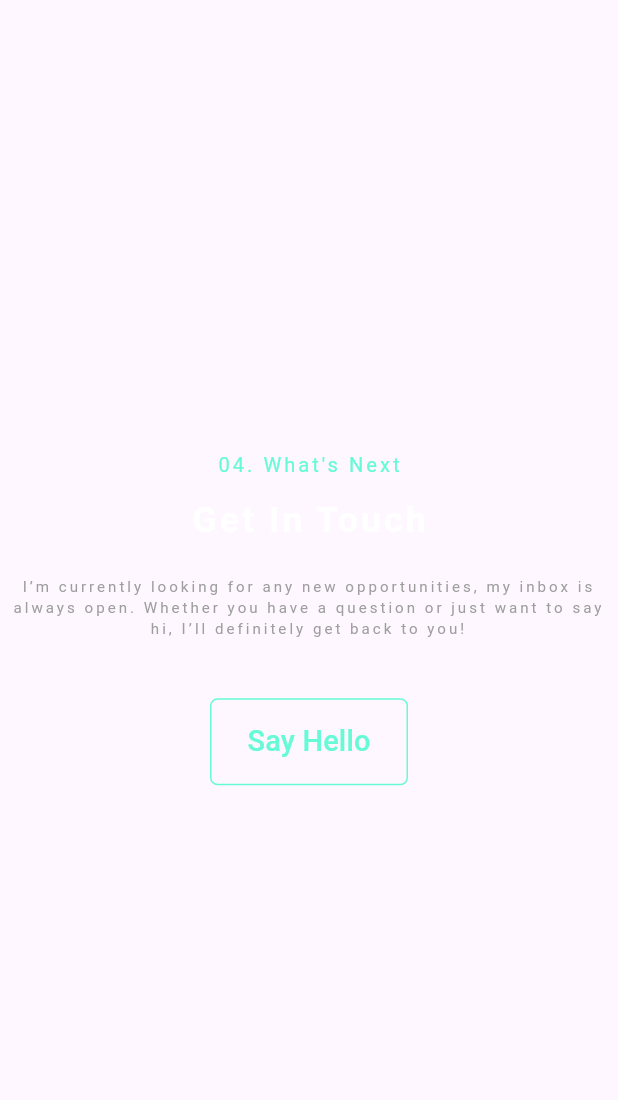
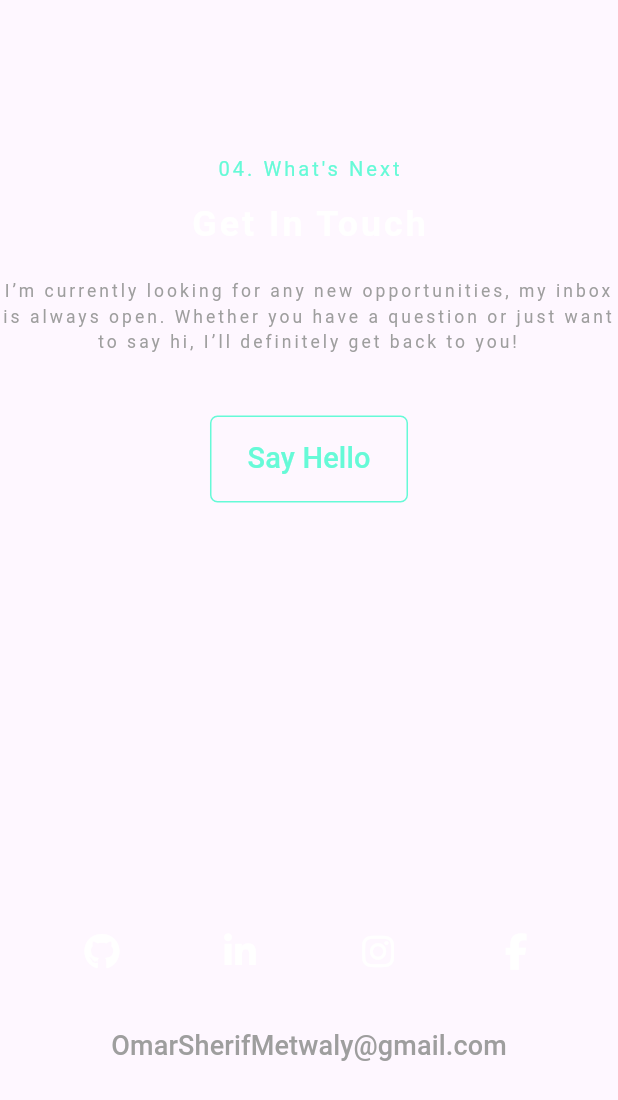
Before and after one commit to omarsherif15/portofolio, a Flutter app: the Contactus widget shown alone on an empty page, opened directly, on a phone screen of 412 x 824 dp. Shown: the top 1100 px of the screen. Run offline on Flutter 3.47's test engine with Material 3 defaults, Android fonts, the phone set to English and light mode, and no system bars; drawn by our look-alikes of flutter_animate; our stand-ins replace dotted_border, font_awesome_flutter, google_fonts, hexcolor, responsive_sizer; missing offline and left inert: reveal_on_scroll, typing_text; Roboto replaces fonts that are missing (Dosis).

Commit message:
Final Touches to Publish

```diff
--- a/lib/Appbar/desktop_appbar.dart
+++ b/lib/Appbar/desktop_appbar.dart
@@ -58,10 +58,6 @@ class _DesktopAppBarState extends State<DesktopAppBar> {
           const SizedBox(
             width: 15,
           ),
-          AppBarButton(
-            title: 'Contact',
-            scrollContext: PortfolioLayoutState.contact.currentContext!,
-          ),
           const SizedBox(
             width: 15,
           ),
--- a/lib/Appbar/mobile_appbar.dart
+++ b/lib/Appbar/mobile_appbar.dart
@@ -1,6 +1,5 @@
 import 'package:flutter/material.dart';
 import 'package:font_awesome_flutter/font_awesome_flutter.dart';
-import 'package:google_fonts/google_fonts.dart';
 import 'package:portofolio/Shared/Widgets/customized_text.dart';
 import 'package:portofolio/Shared/colors.dart';
 import 'package:portofolio/portofolio_layout.dart';
--- a/lib/Sections/contact.dart
+++ b/lib/Sections/contact.dart
@@ -1,8 +1,10 @@
 import 'package:flutter/material.dart';
+import 'package:font_awesome_flutter/font_awesome_flutter.dart';
 import 'package:google_fonts/google_fonts.dart';
 import 'package:portofolio/Shared/Widgets/customized_text.dart';
 import 'package:portofolio/Shared/colors.dart';
 import 'package:responsive_sizer/responsive_sizer.dart';
+import 'package:url_launcher/url_launcher.dart';
 
 class Contactus extends StatelessWidget {
   const Contactus({Key? key}) : super(key: key);
@@ -10,7 +12,7 @@ class Contactus extends StatelessWidget {
   @override
   Widget build(BuildContext context) => Center(
           child: SizedBox(
-        height: MediaQuery.sizeOf(context).height,
+        height: MediaQuery.sizeOf(context).height * 0.75,
         width: MediaQuery.sizeOf(context).width,
         child: Column(
           mainAxisAlignment: MainAxisAlignment.center,
@@ -55,6 +57,62 @@ class Contactus extends StatelessWidget {
                 child: Text('Say Hello',
                     style: GoogleFonts.dosis(
                         color: primaryColor, fontSize: 18.sp))),
+            const Spacer(),
+            Visibility(
+              visible: MediaQuery.sizeOf(context).width < 800,
+              child: Column(
+                children: [
+                  Row(
+                    mainAxisAlignment: MainAxisAlignment.spaceEvenly,
+                    children: [
+                      IconButton(
+                        padding: EdgeInsets.zero,
+                        icon: const Icon(
+                          FontAwesomeIcons.github,
+                          color: Colors.white,
+                        ),
+                        onPressed: () async => await launchUrl(
+                            Uri.parse('https://github.com/omarsherif15')),
+                      ),
+                      IconButton(
+                        padding: EdgeInsets.zero,
+                        icon: const Icon(FontAwesomeIcons.linkedinIn,
+                            color: Colors.white),
+                        onPressed: () async => await launchUrl(Uri.parse(
+                            'https://www.linkedin.com/in/omarshekoo/')),
+                      ),
+                      IconButton(
+                        padding: EdgeInsets.zero,
+                        icon: const Icon(FontAwesomeIcons.instagram,
+                            color: Colors.white),
+                        onPressed: () async => await launchUrl(Uri.parse(
+                            'https://www.instagram.com/omar_sherif20/')),
+                      ),
+                      IconButton(
+                        padding: EdgeInsets.zero,
+                        icon: const Icon(FontAwesomeIcons.facebookF,
+                            color: Colors.white),
+                        onPressed: () async => await launchUrl(Uri.parse(
+                            'https://www.facebook.com/profile.php?id=100007026016499')),
+                      ),
+                    ],
+                  ),
+                  SizedBox(
+                    height: 15,
+                  ),
+                  TextButton(
+                    style: TextButton.styleFrom(padding: EdgeInsets.zero),
+                    child: Text(
+                      'OmarSherifMetwaly@gmail.com',
+                      style:
+                          GoogleFonts.dosis(color: Colors.grey, fontSize: 18),
+                    ),
+                    onPressed: () async => await launchUrl(
+                        Uri.parse('mailto:OmarSherifMetwaly@gmail.com')),
+                  ),
+                ],
+              ),
+            ),
           ],
         ),
       ));
--- a/lib/Sections/experience.dart
+++ b/lib/Sections/experience.dart
@@ -14,7 +14,7 @@ class ExperienceSection extends StatelessWidget {
       heightFactor: 2.3,
       widthFactor: 2,
       child: SizedBox(
-        width: 500,
+        width: 700,
         child: Column(
           crossAxisAlignment: CrossAxisAlignment.start,
           children: [
@@ -30,7 +30,7 @@ class ExperienceSection extends StatelessWidget {
                   ' Where I\'ve Worked',
                   style: GoogleFonts.dosis(
                       color: Colors.white,
-                      fontSize: 13.sp,
+                      fontSize: 15.sp,
                       letterSpacing: 2,
                       fontWeight: FontWeight.bold),
                 ),
--- a/lib/Shared/Widgets/customized_text.dart
+++ b/lib/Shared/Widgets/customized_text.dart
@@ -7,7 +7,7 @@ class CustomizedText extends StatelessWidget {
     Key? key,
     required this.text,
     this.color = Colors.white,
-    this.fontSize = 13,
+    this.fontSize = 14,
     this.fontWeight = FontWeight.normal,
     this.textAlign = TextAlign.start,
   }) : super(key: key);
--- a/lib/Shared/Widgets/projectWidget.dart
+++ b/lib/Shared/Widgets/projectWidget.dart
@@ -24,7 +24,8 @@ class _ProjectWidgetState extends State<ProjectWidget> {
   @override
   Widget build(BuildContext context) {
     return Container(
-        padding: const EdgeInsetsDirectional.only(start: 50, top: 50, bottom: 50),
+        padding:
+            const EdgeInsetsDirectional.only(start: 50, top: 50, bottom: 50),
         width: MediaQuery.sizeOf(context).width * 0.5,
         child: MediaQuery.sizeOf(context).width > 800
             ? Stack(
@@ -62,11 +63,11 @@ class _ProjectWidgetState extends State<ProjectWidget> {
                           CustomizedText(
                             text: widget.project['title'],
                             color: primaryColor,
+                            fontSize: 20,
                           ),
                           CustomizedText(
                             text: widget.project['subtitle'],
                             color: white,
-                            fontSize: 23,
                             fontWeight: FontWeight.bold,
                           ),
                           Card(
@@ -76,6 +77,7 @@ class _ProjectWidgetState extends State<ProjectWidget> {
                               width: 600,
                               child: CustomizedText(
                                 text: widget.project['description'],
+                                fontSize: 14,
                               ),
                             ),
                           ),
--- a/lib/portofolio_layout.dart
+++ b/lib/portofolio_layout.dart
@@ -39,7 +39,7 @@ class PortfolioLayoutState extends State<PortfolioLayout>
           : const PreferredSize(
               preferredSize: Size.fromHeight(90), child: MobileAppbar()),
       body: Padding(
-        padding: const EdgeInsets.all(15.0),
+        padding: const EdgeInsets.all(30.0),
         child: Stack(
           alignment: AlignmentDirectional.center,
           children: [
--- a/pubspec.yaml
+++ b/pubspec.yaml
@@ -41,6 +41,7 @@ dependencies:
   url_launcher: ^6.3.0
   typing_text: ^1.0.4
   responsive_sizer: ^3.3.1
+  flutter_animate: ^4.5.0
 
 dev_dependencies:
   flutter_lints: ^4.0.0
```
Also changed, not shown: lib/Sections/about_me_section.dart (+20 -3 lines), lib/Sections/projects.dart (+8 -7 lines), lib/Shared/Widgets/technologies.dart (+10 -26 lines), lib/Shared/constants.dart (+7 -5 lines), lib/main.dart (+7 -7 lines), pubspec.lock, 3 other files.
